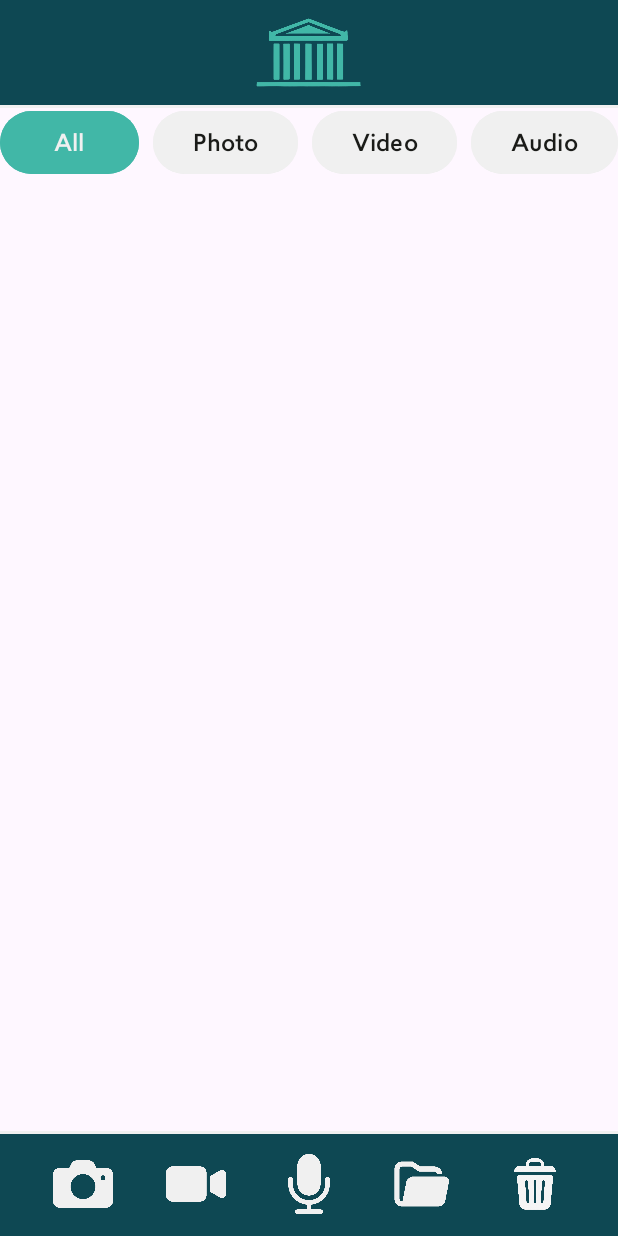
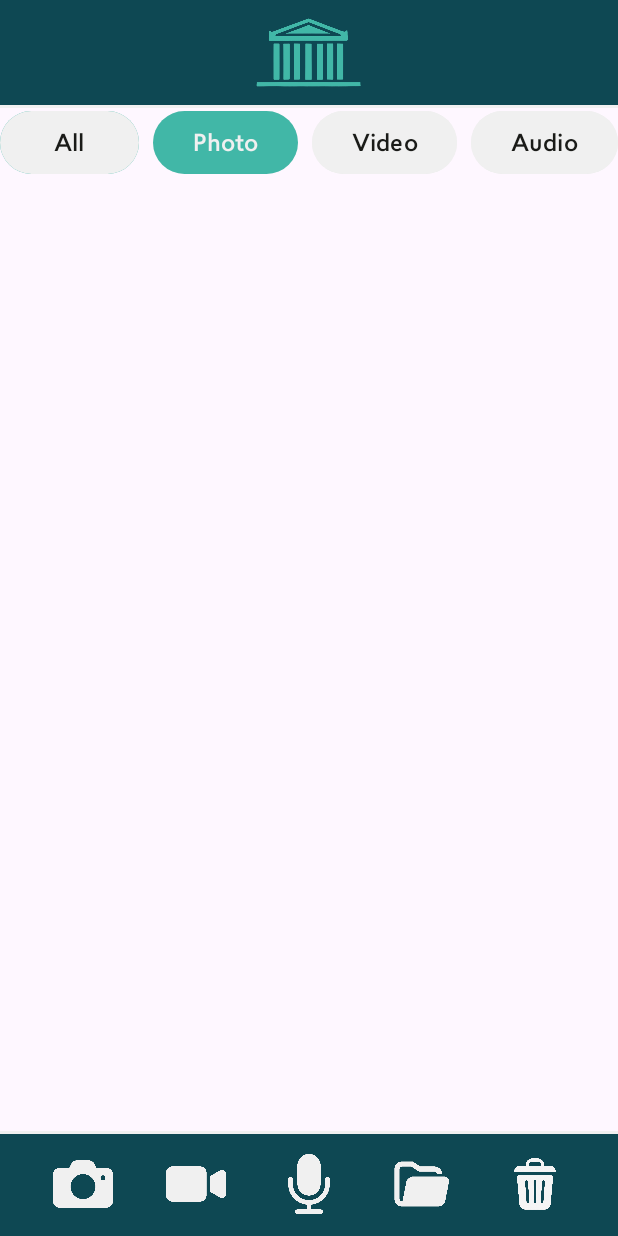
Before and after one commit to CultuEspai/CultuEspaiMultimediaManager, an Android app: the screen it shows after launch (MainActivity), after a tap on "Photo", on a phone screen of 412 x 824 dp. Run offline under Robolectric (Android 15) with nearby library versions, the phone set to English and light mode, and no system bars.

Commit message:
colors filtres i delete selection mode

```diff
--- a/app/src/main/java/com/example/cultuespaimultimediamanager/MainActivity.kt
+++ b/app/src/main/java/com/example/cultuespaimultimediamanager/MainActivity.kt
@@ -111,15 +111,31 @@ class MainActivity : AppCompatActivity() {
         val videoFilterButton = findViewById<Button>(R.id.videoFilterButton)
         val audioFilterButton = findViewById<Button>(R.id.audioFilterButton)
 
+        val filterButtons = listOf(allButton, photoFilterButton, videoFilterButton, audioFilterButton)
+
+
         photoButton.setOnClickListener { capturePhoto() }
         videoButton.setOnClickListener { captureVideo() }
         audioButton.setOnClickListener { recordAudio() }
         filesButton.setOnClickListener { openDeviceGallery() }
 
-        allButton.setOnClickListener { filterMedia(null) }
-        photoFilterButton.setOnClickListener { filterMedia(MediaType.PHOTO) }
-        videoFilterButton.setOnClickListener { filterMedia(MediaType.VIDEO) }
-        audioFilterButton.setOnClickListener { filterMedia(MediaType.AUDIO) }
+        allButton.setOnClickListener {
+            filterMedia(null)
+            updateFilterButtonColors(allButton, filterButtons)
+        }
+        photoFilterButton.setOnClickListener {
+            filterMedia(MediaType.PHOTO)
+            updateFilterButtonColors(photoFilterButton, filterButtons)
+        }
+        videoFilterButton.setOnClickListener {
+            filterMedia(MediaType.VIDEO)
+            updateFilterButtonColors(videoFilterButton, filterButtons)
+        }
+        audioFilterButton.setOnClickListener {
+            filterMedia(MediaType.AUDIO)
+            updateFilterButtonColors(audioFilterButton, filterButtons)
+        }
+
         deleteButton.setOnClickListener {
             if (adapter.selectionMode) {
                 deleteSelectedMedia()
@@ -134,6 +150,15 @@ class MainActivity : AppCompatActivity() {
         recyclerView.adapter = adapter
         recyclerView.layoutManager = LinearLayoutManager(this)
 
+    }
+
+    private fun updateFilterButtonColors(activeButton: Button, allButtons: List<Button>) {
+        allButtons.forEach {
+            it.setBackgroundColor(ContextCompat.getColor(this, R.color.filter_inactive_bg))
+            it.setTextColor(ContextCompat.getColor(this, R.color.filter_inactive_text))
+        }
+        activeButton.setBackgroundColor(ContextCompat.getColor(this, R.color.filter_active_bg))
+        activeButton.setTextColor(ContextCompat.getColor(this, R.color.filter_active_text))
     }
 
     private fun openDeviceGallery() {
@@ -289,7 +314,14 @@ class MainActivity : AppCompatActivity() {
 
     private fun toggleSelectionMode() {
         adapter.selectionMode = !adapter.selectionMode
-        if (!adapter.selectionMode) {
+
+        val deleteButton = findViewById<ImageView>(R.id.navDeleteIcon)
+
+        if (adapter.selectionMode){
+            deleteButton.setImageResource(R.drawable.trash_b)
+        }
+        else{
+            deleteButton.setImageResource(R.drawable.trash)
             fullMediaList.forEach { it.isSelected = false }
             mediaList.forEach { it.isSelected = false }
         }
--- a/app/src/main/res/values/colors.xml
+++ b/app/src/main/res/values/colors.xml
@@ -4,4 +4,8 @@
     <color name="white">#F0F0F0</color>
     <color name="deepBlue">#0E4853</color>
     <color name="turquoise">#41B7A7</color>
+    <color name="filter_active_bg">@color/turquoise</color>
+    <color name="filter_active_text">@color/white</color>
+    <color name="filter_inactive_bg">@color/white</color>
+    <color name="filter_inactive_text">@color/black</color>
 </resources>
```
Also changed, not shown: app/src/main/res/drawable/trash_b.png (added).
